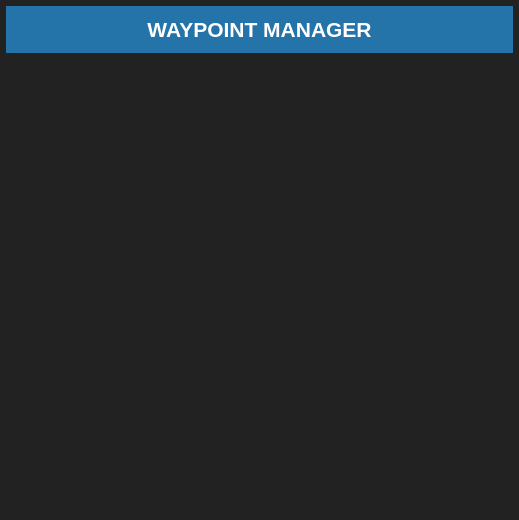
cpaxton/costar_stack, file costar_instructor/instructor_plugins/ui/waypoint_manager_2.ui: the form before one commit.
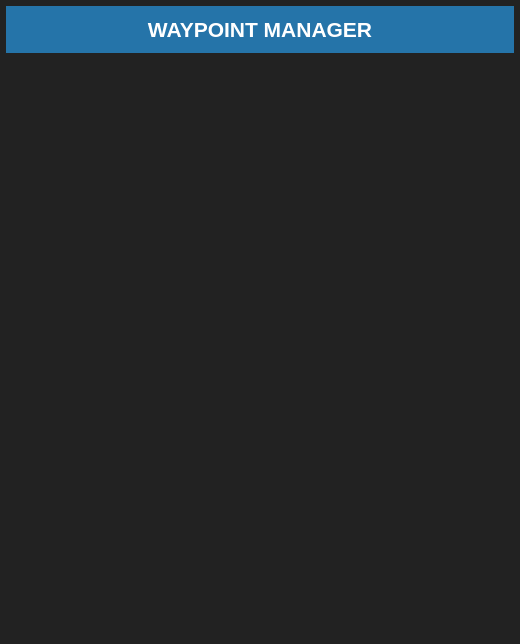
The form after the commit. The open tabs and pages were chosen to show the change.

Commit message: user notifications substantially improved, info boxes, user visible error messages, resizable waypoint manager

What changed in the file:
```diff
--- a/costar_instructor/instructor_plugins/ui/waypoint_manager_2.ui
+++ b/costar_instructor/instructor_plugins/ui/waypoint_manager_2.ui
@@ -6,20 +6,26 @@
    <rect>
     <x>0</x>
     <y>0</y>
-    <width>519</width>
-    <height>520</height>
+    <width>520</width>
+    <height>644</height>
    </rect>
   </property>
+  <property name="sizePolicy">
+   <sizepolicy hsizetype="MinimumExpanding" vsizetype="MinimumExpanding">
+    <horstretch>0</horstretch>
+    <verstretch>0</verstretch>
+   </sizepolicy>
+  </property>
   <property name="minimumSize">
    <size>
-    <width>519</width>
+    <width>250</width>
     <height>519</height>
    </size>
   </property>
   <property name="maximumSize">
    <size>
-    <width>520</width>
-    <height>520</height>
+    <width>1040</width>
+    <height>1040</height>
    </size>
   </property>
   <property name="windowTitle">
@@ -37,6 +43,12 @@
    </property>
    <item>
     <widget class="QLabel" name="label_11">
+     <property name="sizePolicy">
+      <sizepolicy hsizetype="MinimumExpanding" vsizetype="Preferred">
+       <horstretch>0</horstretch>
+       <verstretch>0</verstretch>
+      </sizepolicy>
+     </property>
      <property name="minimumSize">
       <size>
        <width>0</width>
@@ -92,17 +104,38 @@
    </item>
    <item>
     <widget class="QWidget" name="widget_2" native="true">
+     <property name="sizePolicy">
+      <sizepolicy hsizetype="MinimumExpanding" vsizetype="MinimumExpanding">
+       <horstretch>0</horstretch>
+       <verstretch>0</verstretch>
+      </sizepolicy>
+     </property>
      <layout class="QGridLayout" name="gridLayout">
       <property name="margin">
        <number>6</number>
       </property>
       <item row="1" column="0">
        <widget class="QStackedWidget" name="stack">
+        <property name="sizePolicy">
+         <sizepolicy hsizetype="MinimumExpanding" vsizetype="MinimumExpanding">
+          <horstretch>0</horstretch>
+          <verstretch>0</verstretch>
+         </sizepolicy>
+        </property>
         <property name="currentIndex">
          <number>0</number>
         </property>
         <widget class="QWidget" name="waypoint_page">
+         <property name="sizePolicy">
+          <sizepolicy hsizetype="MinimumExpanding" vsizetype="MinimumExpanding">
+           <horstretch>0</horstretch>
+           <verstretch>0</verstretch>
+          </sizepolicy>
+         </property>
          <layout class="QGridLayout" name="gridLayout_2">
+          <property name="sizeConstraint">
+           <enum>QLayout::SetMinimumSize</enum>
+          </property>
           <property name="margin">
            <number>0</number>
           </property>
```
Left out of the diff: 14 changed lines with no effect on the pictures. The commit also changes 8 other files.
